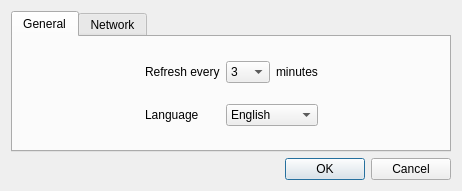
Qt form ui/settings.ui (ayoy/qtwitter) before a commit.
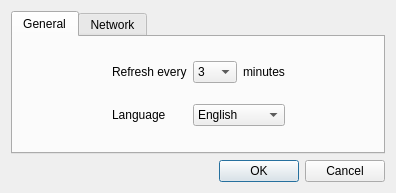
The same form after that commit.

```diff
--- a/ui/settings.ui
+++ b/ui/settings.ui
@@ -1,12 +1,12 @@
 <ui version="4.0" >
  <class>Settings</class>
- <widget class="QDialog" name="Settings" >
-  <property name="geometry" >
+ <widget class="QDialog" name="Settings">
+  <property name="geometry">
    <rect>
     <x>0</x>
     <y>0</y>
-    <width>462</width>
-    <height>191</height>
+    <width>396</width>
+    <height>193</height>
    </rect>
   </property>
   <property name="sizePolicy" >
```
Left out of the diff: 181 changed lines with no effect on the pictures.
